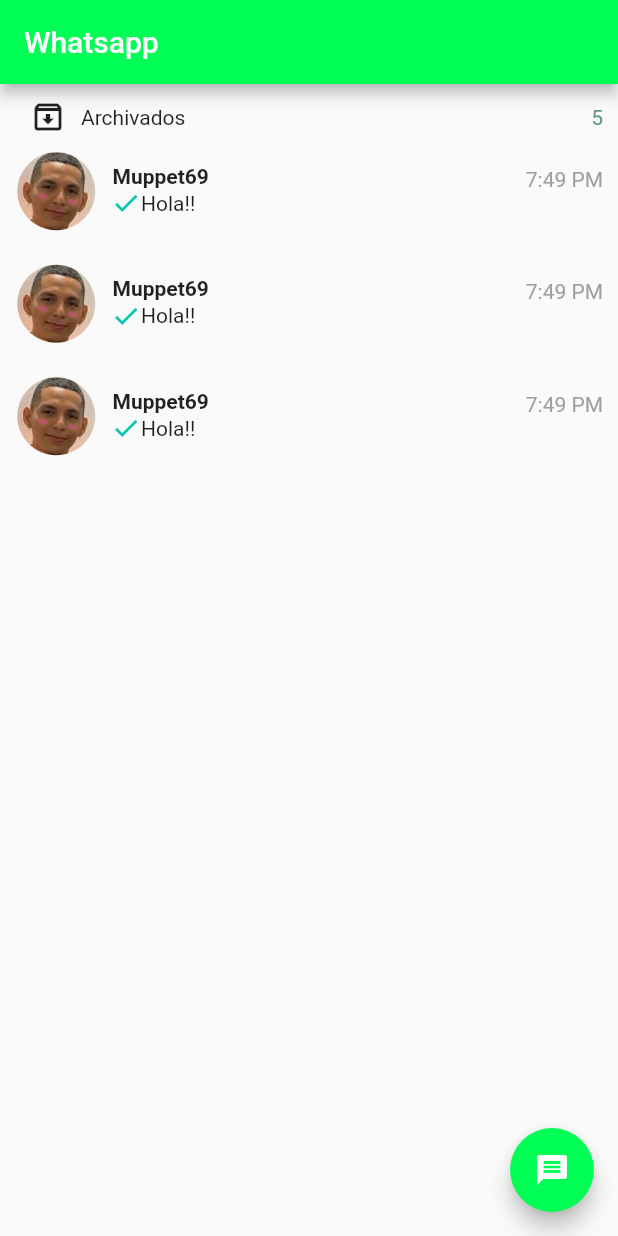
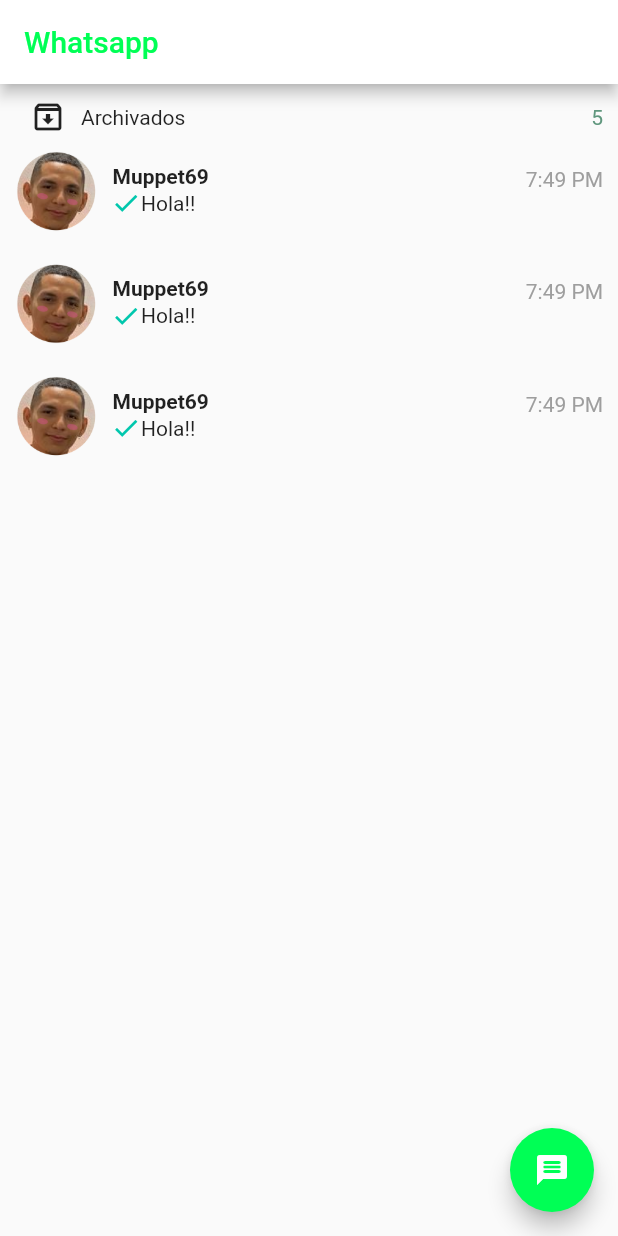
Before and after one commit to Diegdary/whatsapp, a Flutter app: the screen it shows after launch, on a phone screen of 412 x 824 dp. Run offline on Flutter 3.47's test engine with Material 2 defaults, Android fonts, the phone set to English and light mode, and no system bars.

Commit message:
segundo commit obligatorio

```diff
--- a/lib/Screens/MyHomePage.dart
+++ b/lib/Screens/MyHomePage.dart
@@ -44,8 +44,11 @@ class _MyHomePageState extends State<MyHomePage> {
       appBar: AppBar(
         // Here we take the value from the MyHomePage object that was created by
         // the App.build method, and use it to set our appbar title.
-        title: Text(widget.title),
-        backgroundColor: Color(0xFF00FF55),
+        title: Text(
+          widget.title,
+          style: TextStyle(color: Color(0xFF00FF55)),
+        ),
+        backgroundColor: Color(0xFFFFFFFFF),
       ),
       body: Container(
         width: double.infinity,
```
